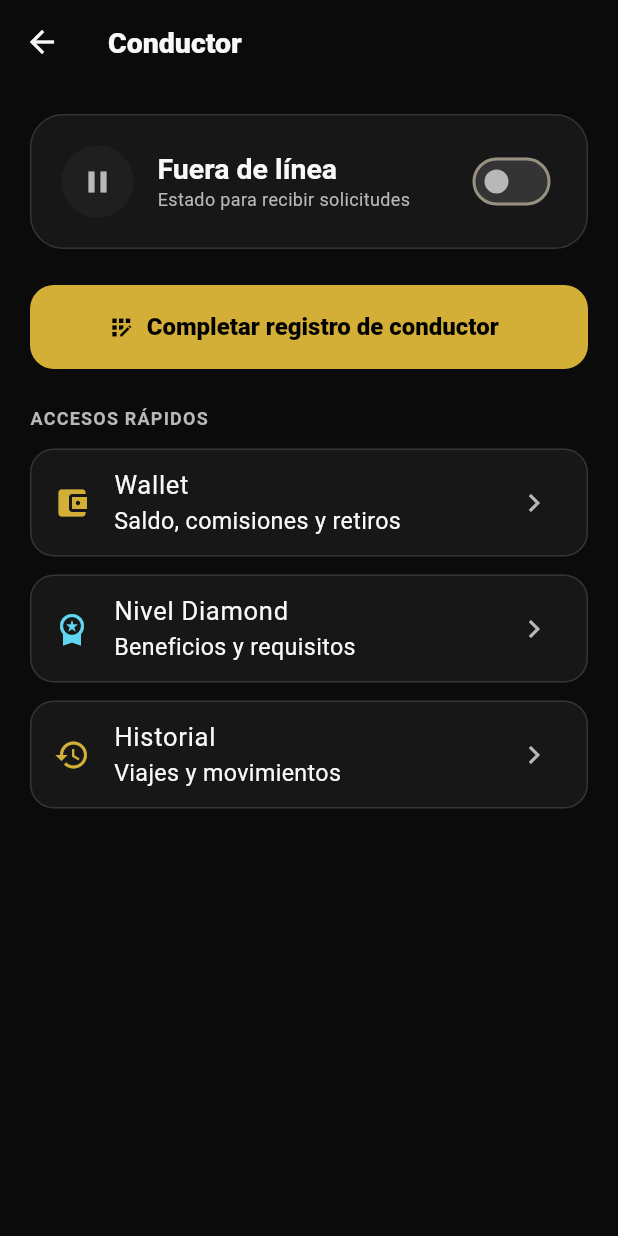
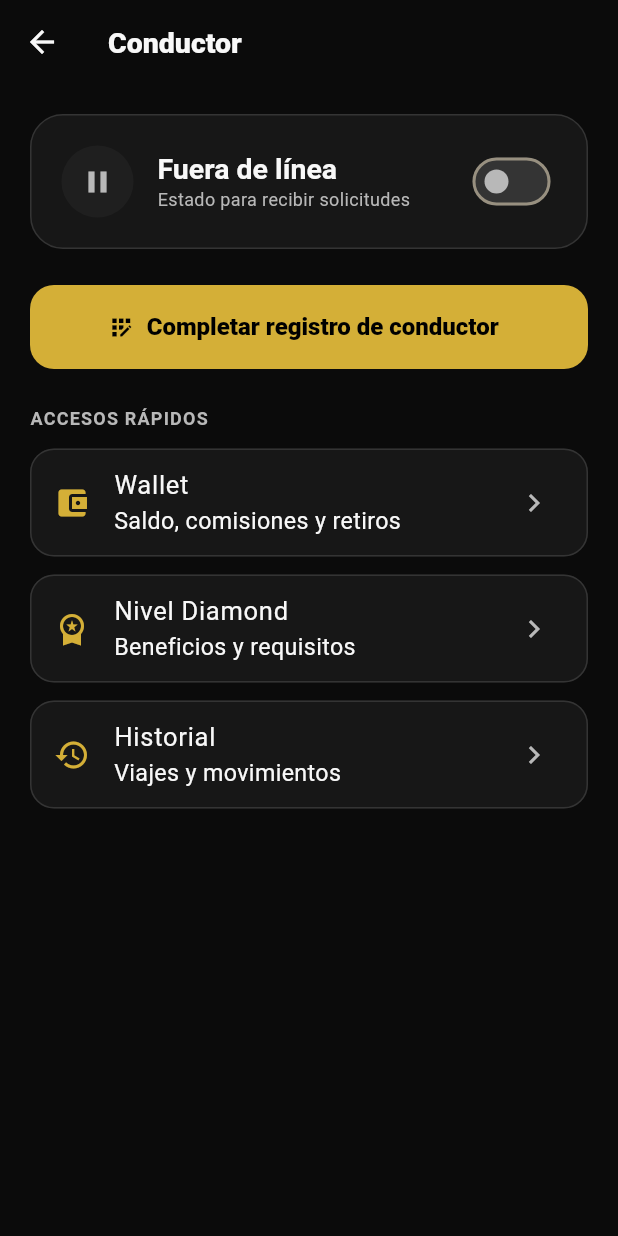
Before and after one commit to ja121680-lang/MOTO-MX, a Flutter app: the DriverScreen screen opened by its route, on a phone screen of 412 x 824 dp. Run offline on Flutter 3.47's test engine with Material 3 defaults, Android fonts, the phone set to English and light mode, and no system bars; our stand-ins replace geolocator, image_picker, local_auth, shared_preferences, supabase_flutter; accounts and stored records are empty.

Commit message:
Align MotoGo Diamond shortcut with GA gold

```diff
--- a/motogo_mx_starter/lib/screens/driver_screen.dart
+++ b/motogo_mx_starter/lib/screens/driver_screen.dart
@@ -80,7 +80,7 @@ class _DriverScreenState extends State<DriverScreen> {
             ),
             Card(
               child: ListTile(
-                leading: const Icon(Icons.workspace_premium, color: Color(0xFF60D6F0)),
+                leading: const Icon(Icons.workspace_premium, color: AppTheme.primaryYellow),
                 title: const Text('Nivel Diamond'),
                 subtitle: const Text('Beneficios y requisitos'),
                 trailing: const Icon(Icons.chevron_right, color: AppTheme.textMuted),
```
